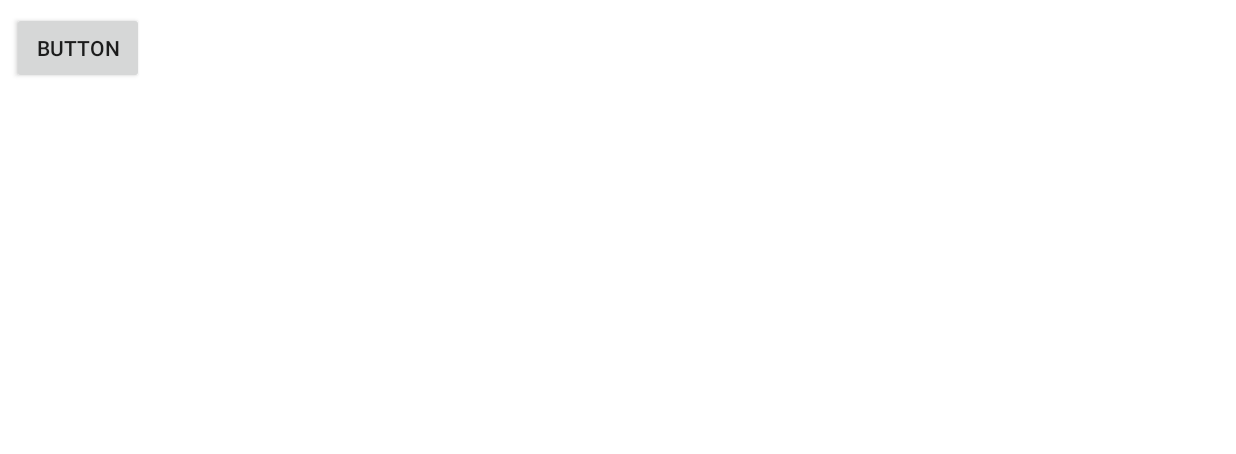
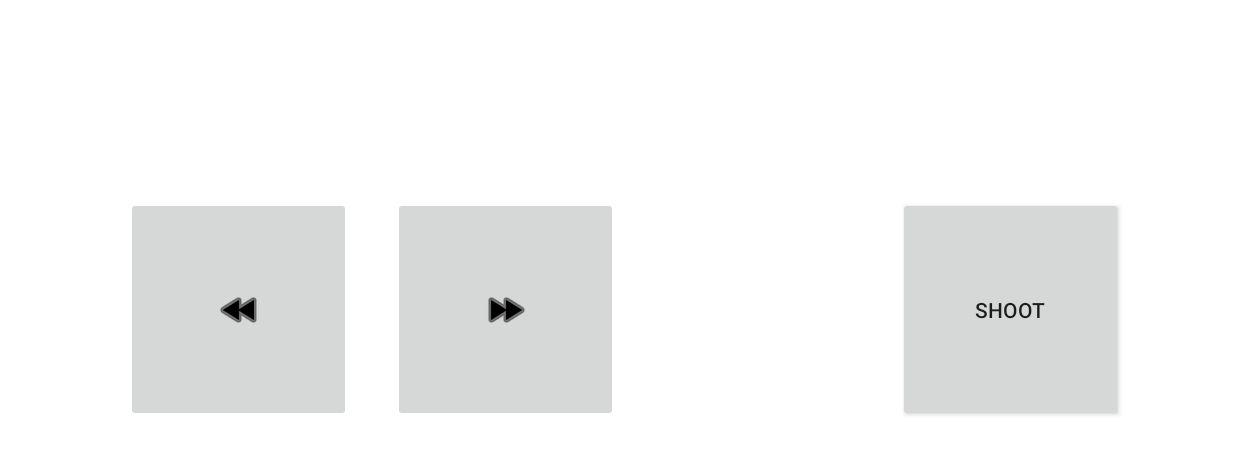
Before and after one commit to blakeyp/cs407-mobile, an Android app: the BasicControllerActivity screen opened directly, with no data from a screen before it, on a phone screen of 824 x 412 dp (held sideways). Shown: the top 454 px of the screen. Run offline under Robolectric (Android 15) with nearby library versions, the phone set to English and light mode, and no system bars.

Commit message:
Got fullscreen controller working with press/release events (currently does nothing but prints to log)

```diff
--- a/app/src/main/java/project/cs407_mobile/BasicControllerActivity.java
+++ b/app/src/main/java/project/cs407_mobile/BasicControllerActivity.java
@@ -5,8 +5,13 @@ import android.support.v7.app.ActionBar;
 import android.support.v7.app.AppCompatActivity;
 import android.os.Bundle;
 import android.os.Handler;
+import android.util.Log;
 import android.view.MotionEvent;
 import android.view.View;
+import android.widget.Button;
+import android.widget.ImageButton;
+
+import static project.cs407_mobile.MainActivity.DEBUG_TAG;
 
 public class BasicControllerActivity extends AppCompatActivity {
 
@@ -31,7 +36,7 @@ public class BasicControllerActivity extends AppCompatActivity {
                     | View.SYSTEM_UI_FLAG_LAYOUT_STABLE);
         }
     };
-    private View mControlsView;
+    //private View mControlsView;
     private final Runnable mShowPart2Runnable = new Runnable() {
         @Override
         public void run() {
@@ -40,7 +45,7 @@ public class BasicControllerActivity extends AppCompatActivity {
             if (actionBar != null) {
                 actionBar.show();
             }
-            mControlsView.setVisibility(View.VISIBLE);
+            //mControlsView.setVisibility(View.VISIBLE);
         }
     };
 
@@ -51,14 +56,73 @@ public class BasicControllerActivity extends AppCompatActivity {
         }
     };
 
+    private ImageButton ctrlLeft;
+    private ImageButton ctrlRight;
+    private Button ctrlShoot;
+
     @Override
     protected void onCreate(Bundle savedInstanceState) {
         super.onCreate(savedInstanceState);
 
         setContentView(R.layout.activity_basic_controller);
 
-        mControlsView = findViewById(R.id.fullscreen_content_controls);
+        //mControlsView = findViewById(R.id.fullscreen_content_controls);
         mContentView = findViewById(R.id.fullscreen_content);
+
+        ctrlLeft = (ImageButton) findViewById(R.id.ctrlLeft);
+        ctrlRight = (ImageButton) findViewById(R.id.ctrlRight);
+        ctrlShoot = (Button) findViewById(R.id.ctrlShoot);
+
+        // button press event listener
+        ctrlLeft.setOnTouchListener(new View.OnTouchListener() {
+
+            @Override
+            public boolean onTouch(View v, MotionEvent event) {
+                switch(event.getAction()) {
+                    case MotionEvent.ACTION_DOWN:
+                        Log.d(DEBUG_TAG, "Pressed Left button");
+                        return true; // if you want to handle the touch event
+                    case MotionEvent.ACTION_UP:
+                        Log.d(DEBUG_TAG, "Released Left button");
+                        return true; // if you want to handle the touch event
+                }
+                return false;
+            }
+        });
+
+        // button press event listener
+        ctrlRight.setOnTouchListener(new View.OnTouchListener() {
+
+            @Override
+            public boolean onTouch(View v, MotionEvent event) {
+                switch(event.getAction()) {
+                    case MotionEvent.ACTION_DOWN:
+                        Log.d(DEBUG_TAG, "Pressed right button");
+                        return true; // if you want to handle the touch event
+                    case MotionEvent.ACTION_UP:
+                        Log.d(DEBUG_TAG, "Released right button");
+                        return true; // if you want to handle the touch event
+                }
+                return false;
+            }
+        });
+
+        // button press event listener
+        ctrlShoot.setOnTouchListener(new View.OnTouchListener() {
+
+            @Override
+            public boolean onTouch(View v, MotionEvent event) {
+                switch(event.getAction()) {
+                    case MotionEvent.ACTION_DOWN:
+                        Log.d(DEBUG_TAG, "Pressed shoot button");
+                        return true; // if you want to handle the touch event
+                    case MotionEvent.ACTION_UP:
+                        Log.d(DEBUG_TAG, "Released shoot button");
+                        return true; // if you want to handle the touch event
+                }
+                return false;
+            }
+        });
     }
 
     @Override
@@ -77,7 +141,7 @@ public class BasicControllerActivity extends AppCompatActivity {
         if (actionBar != null) {
             actionBar.hide();
         }
-        mControlsView.setVisibility(View.GONE);
+        //mControlsView.setVisibility(View.GONE);
 
         // Schedule a runnable to remove the status and navigation bar after a delay
         mHideHandler.removeCallbacks(mShowPart2Runnable);
@@ -99,4 +163,6 @@ public class BasicControllerActivity extends AppCompatActivity {
         mHideHandler.removeCallbacks(mHideRunnable);
         mHideHandler.postDelayed(mHideRunnable, delayMillis);
     }
+
+
 }
--- a/app/src/main/res/layout/activity_basic_controller.xml
+++ b/app/src/main/res/layout/activity_basic_controller.xml
@@ -1,10 +1,13 @@
-<FrameLayout xmlns:android="http://schemas.android.com/apk/res/android"
+<android.support.constraint.ConstraintLayout  xmlns:android="http://schemas.android.com/apk/res/android"
     xmlns:app="http://schemas.android.com/apk/res-auto"
     xmlns:tools="http://schemas.android.com/tools"
+    android:id="@+id/fullscreen_content"
     android:layout_width="match_parent"
     android:layout_height="match_parent"
     android:background="#ffffff"
-    tools:context="project.cs407_mobile.BasicControllerActivity">
+    tools:context="project.cs407_mobile.BasicControllerActivity"
+    tools:layout_editor_absoluteY="16dp"
+    tools:layout_editor_absoluteX="16dp">
 
     <!-- The primary full-screen view. This can be replaced with whatever view
          is needed to present your content, e.g. VideoView, SurfaceView,
@@ -23,38 +26,49 @@
     <!-- This FrameLayout insets its children based on system windows using
      android:fitsSystemWindows. -->
 
-    <android.support.constraint.ConstraintLayout
-        android:id="@+id/fullscreen_content"
-        android:layout_width="match_parent"
-        android:layout_height="match_parent">
+    <ImageButton
+        android:id="@+id/ctrlLeft"
+        android:layout_width="150dp"
+        android:layout_height="150dp"
+        android:layout_marginStart="84dp"
+        android:elevation="0dp"
+        android:tint="@android:color/background_dark"
+        app:srcCompat="@android:drawable/ic_media_rew"
+        tools:layout_constraintTop_creator="1"
+        tools:layout_constraintBottom_creator="1"
+        app:layout_constraintBottom_toBottomOf="parent"
+        tools:layout_constraintLeft_creator="1"
+        app:layout_constraintLeft_toLeftOf="parent"
+        app:layout_constraintTop_toTopOf="parent"
+        android:layout_marginLeft="84dp" />
 
-        <Button
-            android:id="@+id/button"
-            android:layout_width="wrap_content"
-            android:layout_height="wrap_content"
-            android:layout_marginLeft="8dp"
-            android:layout_marginTop="8dp"
-            android:text="Button"
-            app:layout_constraintLeft_toLeftOf="parent"
-            app:layout_constraintTop_toTopOf="parent" />
-    </android.support.constraint.ConstraintLayout>
+    <ImageButton
+        android:id="@+id/ctrlRight"
+        android:layout_width="150dp"
+        android:layout_height="150dp"
+        android:layout_marginStart="28dp"
+        android:elevation="0dp"
+        android:tint="@android:color/background_dark"
+        app:srcCompat="@android:drawable/ic_media_ff"
+        tools:layout_constraintTop_creator="1"
+        tools:layout_constraintBottom_creator="1"
+        app:layout_constraintBottom_toBottomOf="parent"
+        tools:layout_constraintLeft_creator="1"
+        app:layout_constraintTop_toTopOf="parent"
+        app:layout_constraintLeft_toRightOf="@+id/ctrlLeft"
+        android:layout_marginLeft="28dp" />
 
-    <FrameLayout
-        android:layout_width="match_parent"
-        android:layout_height="match_parent"
-        android:fitsSystemWindows="true">
-
-        <LinearLayout
-            android:id="@+id/fullscreen_content_controls"
-            style="?metaButtonBarStyle"
-            android:layout_width="match_parent"
-            android:layout_height="wrap_content"
-            android:layout_gravity="bottom|center_horizontal"
-            android:background="@color/black_overlay"
-            android:orientation="horizontal"
-            tools:ignore="UselessParent">
-
-        </LinearLayout>
-    </FrameLayout>
-
-</FrameLayout>
+    <Button
+        android:id="@+id/ctrlShoot"
+        android:layout_width="150dp"
+        android:layout_height="150dp"
+        android:text="Shoot"
+        tools:layout_constraintTop_creator="1"
+        tools:layout_constraintRight_creator="1"
+        tools:layout_constraintBottom_creator="1"
+        app:layout_constraintBottom_toBottomOf="parent"
+        android:layout_marginEnd="75dp"
+        app:layout_constraintRight_toRightOf="parent"
+        app:layout_constraintTop_toTopOf="parent"
+        android:layout_marginRight="75dp" />
+</android.support.constraint.ConstraintLayout>
```
